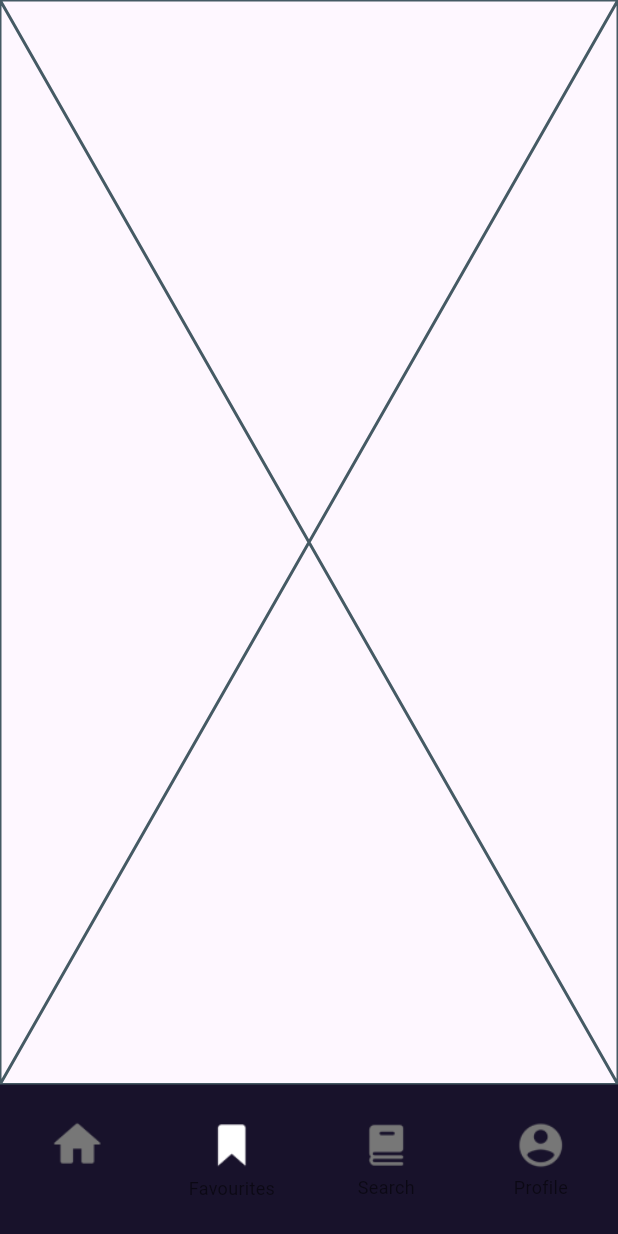
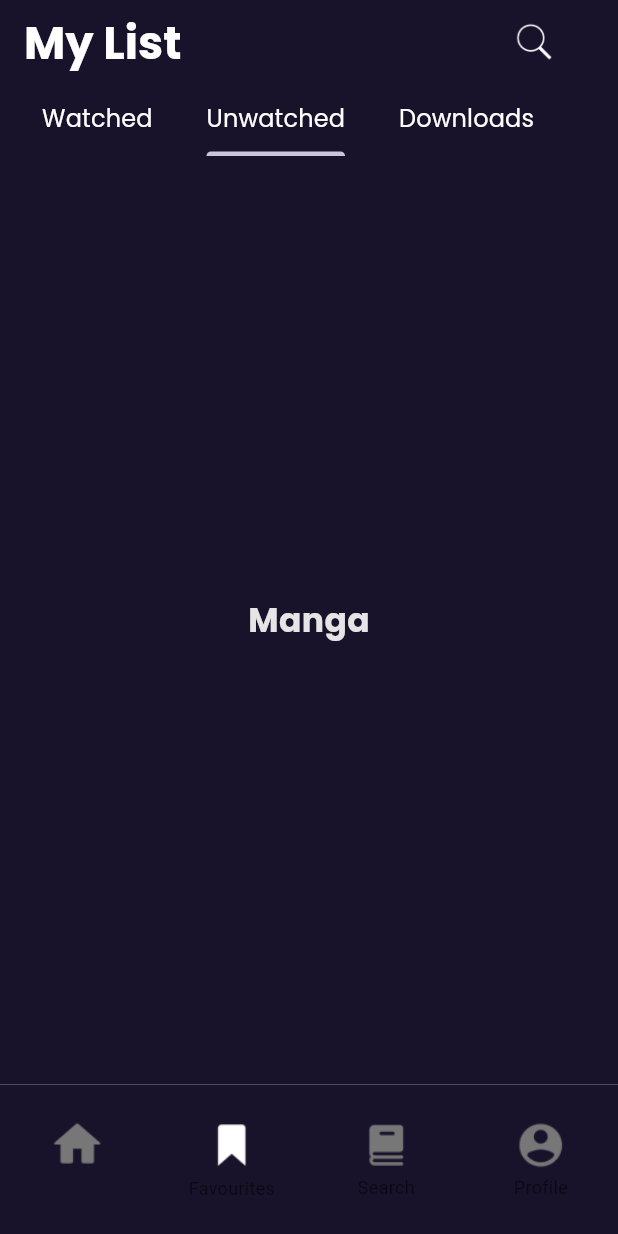
Before and after one commit to DivyankSisodia/Anime-App, a Flutter app: the screen it shows after launch, item 2 of the bottom bar chosen, on a phone screen of 412 x 824 dp. Run offline on Flutter 3.47's test engine with Material 3 defaults, Android fonts, the phone set to English and light mode, and no system bars; our stand-ins replace cached_network_image, carousel_slider, flutter_riverpod, gap, shimmer; network calls fail.

Commit message:
created logic how to add anime to watch list

```diff
--- /dev/null
+++ b/lib/controller/my_list_controller.dart
@@ -0,0 +1,25 @@
+import 'package:anime_app/model/anime_model.dart';
+import 'package:flutter_riverpod/flutter_riverpod.dart';
+
+List<Anime> watchedAnime = [];
+
+class WatchedItemNotifier extends StateNotifier<List<Anime>> {
+  WatchedItemNotifier() : super(watchedAnime);
+
+  // add Anime to the list
+  void addToWatched(Anime anime) {
+    state = [...state, anime];
+  }
+
+  // remove Anime from the list
+  void removeFromWatched(String id) {
+    state = [
+      for(final anime in state)
+        if(anime.id != id) anime
+    ];
+  }
+}
+
+final watchedAnimeProvider = StateNotifierProvider<WatchedItemNotifier, List<Anime>>((ref) {
+  return WatchedItemNotifier();
+});
--- a/lib/screen/favorite.dart
+++ b/lib/screen/favorite.dart
@@ -1,10 +1,69 @@
+import 'package:anime_app/screen/watched_anime_screen.dart';
 import 'package:flutter/material.dart';
+
+import '../utils/constants/colors.dart';
+import '../utils/constants/style.dart';
+import '../utils/constants/text_strings.dart';
 
 class Favourites extends StatelessWidget {
   const Favourites({super.key});
 
   @override
   Widget build(BuildContext context) {
-    return const Placeholder();
+    return DefaultTabController(
+      initialIndex: 1,
+      length: 3,
+      child: Scaffold(
+        backgroundColor: DColors.backgroundColor,
+        appBar: AppBar(
+          backgroundColor: DColors.backgroundColor,
+          title: Row(
+            mainAxisAlignment: MainAxisAlignment.spaceBetween,
+            children: [
+              const Text(
+                DTexts.mylist,
+                style: DStyle.mediumlargeHeading,
+              ),
+              Image.asset(
+                'assets/icons/Search.png',
+                color: DColors.pureWhite,
+                width: 80,
+              )
+            ],
+          ),
+          bottom: const TabBar(
+            tabAlignment: TabAlignment.start,
+            padding: EdgeInsets.only(left: 20, right: 28),
+            dividerColor: DColors.backgroundColor,
+            labelPadding: EdgeInsets.only(left: 8, right: 28),
+            indicatorColor: DColors.splashColor,
+            labelColor: DColors.primaryColor,
+            isScrollable: true,
+            tabs: [
+              Tab(
+                child: Text(DTexts.watched, style: DStyle.smalllightbuttonText),
+              ),
+              Tab(
+                child:
+                    Text(DTexts.unWatched, style: DStyle.smalllightbuttonText),
+              ),
+              Tab(
+                child:
+                    Text(DTexts.downloads, style: DStyle.smalllightbuttonText),
+              )
+            ],
+          ),
+        ),
+        body: TabBarView(
+          children: [
+            WatchedAnimePage(),
+
+            // Display manga data when available
+            Center(child: Text('Manga', style: DStyle.mediumbuttonText)),
+            Center(child: Text('Merch', style: DStyle.mediumbuttonText)),
+          ],
+        ),
+      ),
+    );
   }
 }
--- a/lib/utils/constants/style.dart
+++ b/lib/utils/constants/style.dart
@@ -43,6 +43,12 @@ class DStyle {
     fontSize: 16,
     fontFamily: 'Poppins',
     fontWeight: FontWeight.w400,
+  );
+  static const smallboldlightbuttonText = TextStyle(
+    color: DColors.pureWhite,
+    fontSize: 16,
+    fontFamily: 'Poppins',
+    fontWeight: FontWeight.w800,
   );
 
   static const mediumbuttonText = TextStyle(
```
Also changed, not shown: lib/screen/detail_page/spotlight-anime_detail_page.dart (+29 -25 lines), lib/screen/watched_anime_screen.dart (added, +134 -0 lines).
